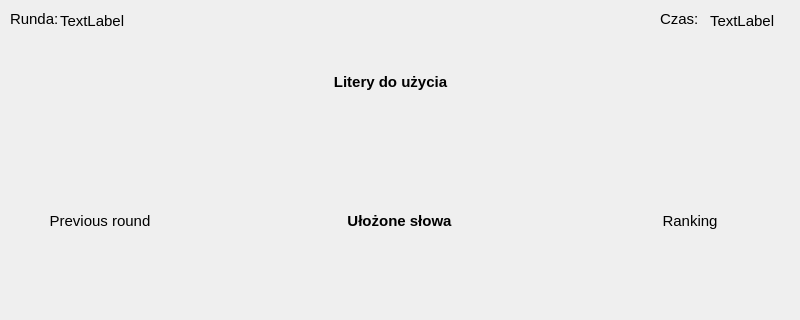
Yorlock/WordBuilder_SK, file WordBuilder/gamewindow.ui: the form before one commit; both pictures show x 0 to 800 and y 0 to 320 of the 800 by 620 pixel window.
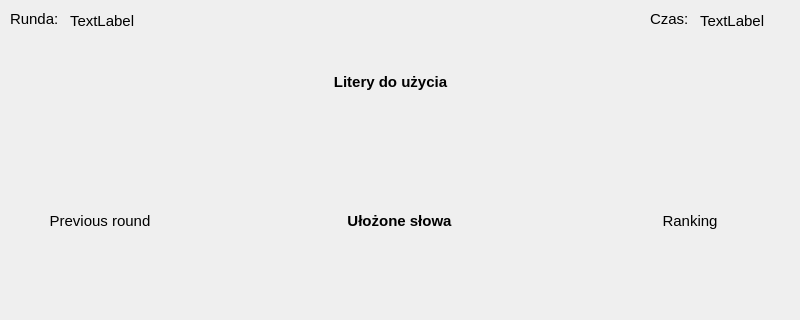
The form after the commit.

```diff
--- a/WordBuilder/gamewindow.ui
+++ b/WordBuilder/gamewindow.ui
@@ -223,7 +223,7 @@
   <widget class="QLabel" name="timeLabelText">
    <property name="geometry">
     <rect>
-     <x>660</x>
+     <x>650</x>
      <y>10</y>
      <width>41</width>
      <height>21</height>
@@ -306,9 +306,9 @@
   <widget class="QLabel" name="timeLabelValue">
    <property name="geometry">
     <rect>
-     <x>710</x>
+     <x>700</x>
      <y>10</y>
-     <width>71</width>
+     <width>81</width>
      <height>21</height>
     </rect>
    </property>
@@ -324,7 +324,7 @@
   <widget class="QLabel" name="roundLabelValue">
    <property name="geometry">
     <rect>
-     <x>60</x>
+     <x>70</x>
      <y>10</y>
      <width>71</width>
      <height>21</height>
```
